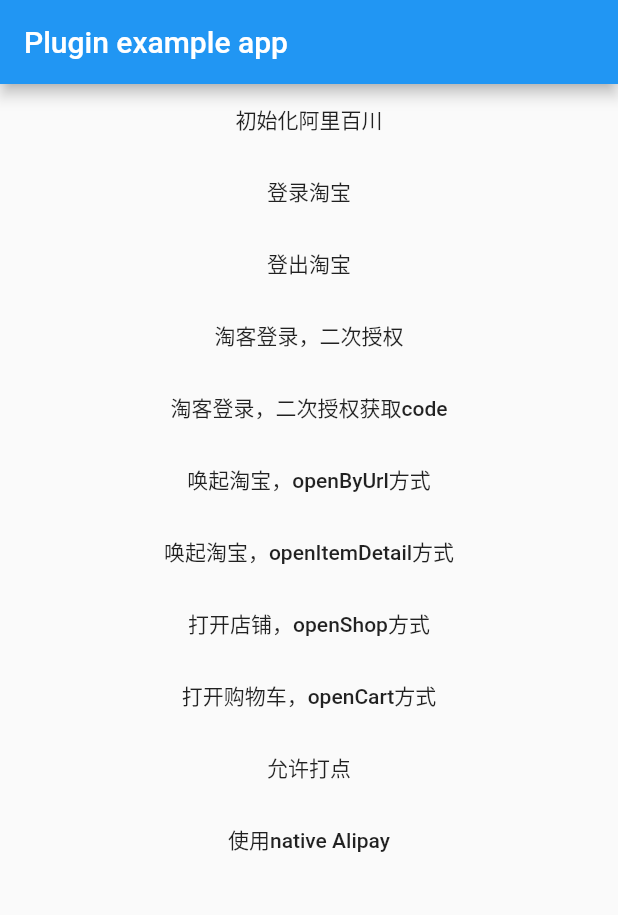
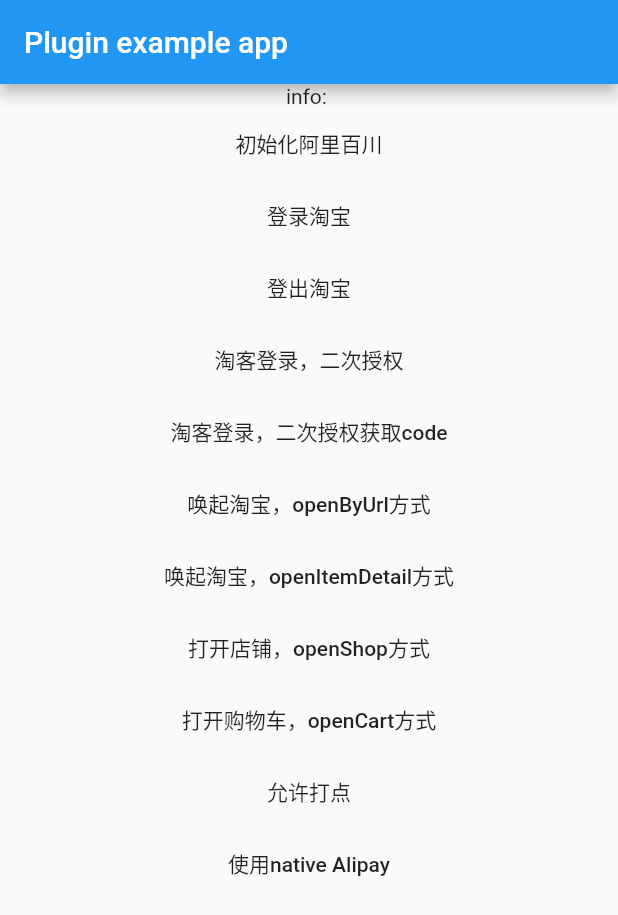
Before and after one commit to FlutterTaoBaoKe/flutter_alibc, a Flutter app: the screen it shows after launch, on a phone screen of 412 x 824 dp. Shown: the top 915 px of the screen. Run offline on Flutter 3.47's test engine with Material 2 defaults, Android fonts, the light colour scheme and no system bars; missing offline and left inert: dart:ffi.

```diff
--- a/example/lib/main.dart
+++ b/example/lib/main.dart
@@ -15,7 +15,7 @@
 
 class _MyAppState extends State<MyApp> {
   String _platformVersion = 'Unknown';
-
+  String _info = '';
   List<String> Function() commands;
 
   List<String> test() {
@@ -71,6 +71,9 @@
         body: Center(
             child: Column(
           children: <Widget>[
+            Container(
+              child: Text('info: $_info'),
+            ),
             FlatButton(
               child: Text("初始化阿里百川"),
               onPressed: () async {
@@ -79,15 +82,21 @@
                   // 如果什么都不给
                   var result = await FlutterAlibc.initAlibc();
                   print(json.encode(result));
+                  setState(() {
+                    _info = json.encode(result);
+                  });
                 } on Exception {}
               },
             ),
             FlatButton(
               child: Text("登录淘宝"),
               onPressed: () async {
-                var result = FlutterAlibc.loginTaoBao(loginCallback: (result) {
+                FlutterAlibc.loginTaoBao(loginCallback: (result) {
                   print(
                       "登录淘宝  ${result.data.nick} ${result.data.topAccessToken}");
+                  setState(() {
+                    _info = json.encode(result);
+                  });
                 });
               },
             ),
@@ -109,6 +118,9 @@
                         AlibcNativeFailMode.AlibcNativeFailModeJumpH5,
                     taokeCallback: (map) {
                       print('淘客登录 ' + json.encode(map));
+                      setState(() {
+                        _info = json.encode(map);
+                      });
                     });
                 // print("access token ${result["accessToken"]}");
               },
```
Also changed, not shown: 2 other files.
